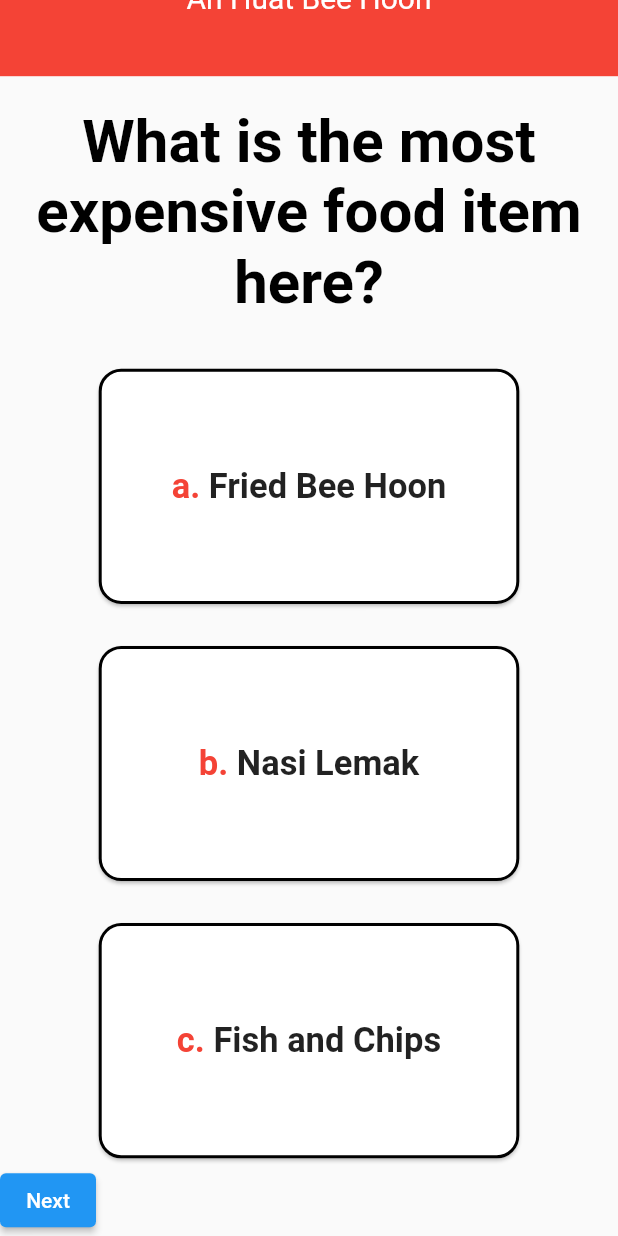
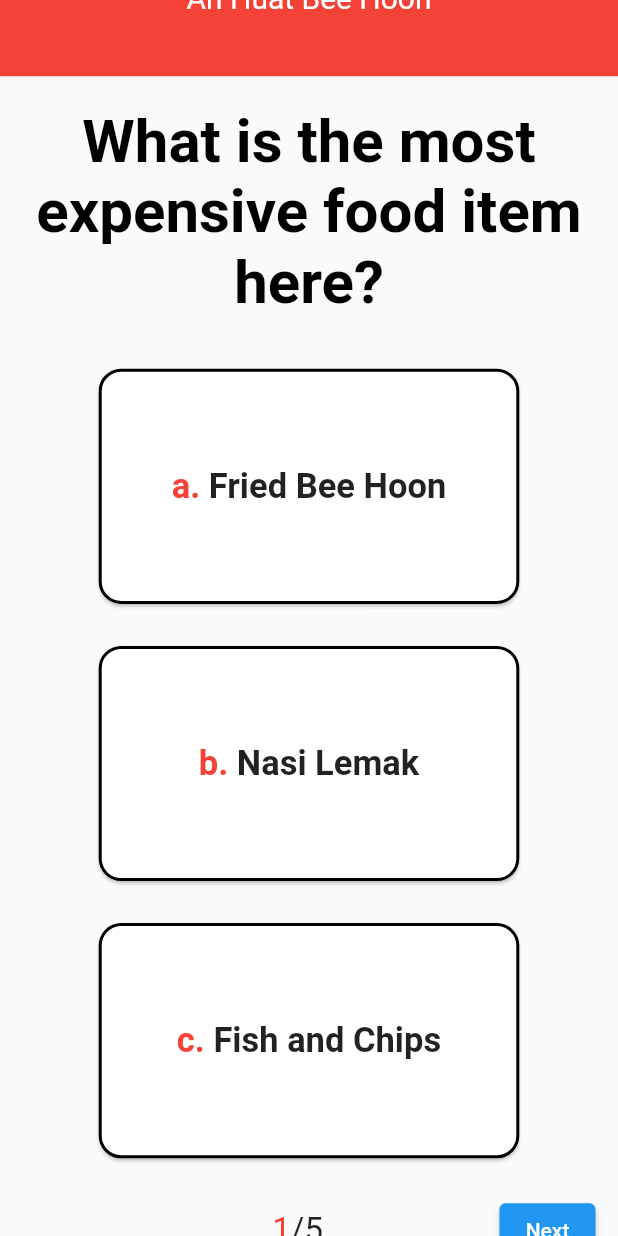
Before and after one commit to Teo-KJ/Team-Memory-Leak_Brainhack-Code_Exp, a Flutter app: the MyApp screen opened directly, scrolled down 114 dp, on a phone screen of 412 x 824 dp. Run offline on Flutter 3.47's test engine with Material 2 defaults, Android fonts, the phone set to English and light mode, and no system bars; our stand-ins replace bottom_navy_bar, flutter_icons, flutter_map, fluttertoast, latlong, location and 1 more; missing offline and left inert: qr_code_scanner; accounts and stored records are empty.

Commit message:
Create more data

```diff
--- a/frontend/flutter_application/lib/QuizQuestions.dart
+++ b/frontend/flutter_application/lib/QuizQuestions.dart
@@ -12,7 +12,19 @@ List <Map> QuizQuestions =
     {
       'index': 1,
       'question': 'When was Ah Huat Bee Hoon founded?',
-      'choices': ['1972', '1988', '1965']}
+      'choices': ['1972', '1988', '1965']},
+    {
+      'index': 2,
+      'question': "What is this stall's specialty dish?",
+      'choices': ['Fried Bee Hoon','Nasi Padang','Chicen Drumlets']},
+    {
+      'index': 3,
+      'question': "How many family members run this stall together?",
+      'choices': ['4','2','5']},
+    {
+      'index': 4,
+      'question': "How many days is this stall open in a week?",
+      'choices': ['5','6','7']}
 
   ]
 ;
--- a/frontend/flutter_application/lib/mainNew.dart
+++ b/frontend/flutter_application/lib/mainNew.dart
@@ -2,6 +2,8 @@ import 'package:flutter/material.dart';
 import 'package:flutter_application/views/bottom_navigation/bottom_navigation.dart';
 import 'package:page_transition/page_transition.dart';
 import './QuizQuestions.dart';
+import 'package:fluttertoast/fluttertoast.dart';
+
 
 class MyApp extends StatefulWidget {
   var index;
@@ -178,26 +180,43 @@ class QuizPage extends State<MyApp> {
                   width: MediaQuery.of(context).size.width * 0.7,
                 ),
               ),
+              SizedBox(height:20),
               Row(
                 children: <Widget>[
-                  ElevatedButton(
-                      child: const Text('Next'),
+                  Spacer(),
+                  SizedBox(width:30),
+                  Expanded(child:Center(child:Row(children:<Widget>[
+                  Text('${this.index+1}',
+                  style:TextStyle(color: Colors.red,fontSize: 22)),
+                  Text('/5',style:TextStyle(fontSize:22))]))),
+
+                  Padding(
+                    padding:EdgeInsets.fromLTRB(0, 0, 15, 0),
+                      child:ElevatedButton(
+                      child: this.index==4? Text('Submit'):Text('Next'),
                       onPressed: () {
                         print(this.index);
                         print(this.question);
                         print(this.choices);
+                        if (this.index<4){
                         Navigator.push(
                             context,
                             PageTransition(
                                 type: PageTransitionType.rightToLeft, child: MyApp(index:this.index+1,
-                              question: QuizQuestions[this.index+1]['question'],choices:QuizQuestions[this.index+1]['choices'])));
+                              question: QuizQuestions[this.index+1]['question'],choices:QuizQuestions[this.index+1]['choices'])));}
+                        else{
+                          showToast();
+                        }
                         /*Navigator.push(
                     context,
 
                     MaterialPageRoute(builder: (_) => new MyApp()));*/
-                      })
+                      })),
+
                 ],
-              )
+              ),
+
+        SizedBox(height:20),
             ])));
   }
 
@@ -216,4 +235,16 @@ class QuizPage extends State<MyApp> {
       print(value);
     });*/
   }
+
+  void showToast() {
+    Fluttertoast.showToast(
+        msg: 'Congrats you have earned 25 points!',
+
+        toastLength: Toast.LENGTH_SHORT,
+        gravity: ToastGravity.CENTER,
+        timeInSecForIos: 1,
+        backgroundColor: Colors.red,
+        textColor: Colors.yellow
+    );
+  }
 }
--- a/frontend/flutter_application/pubspec.yaml
+++ b/frontend/flutter_application/pubspec.yaml
@@ -32,6 +32,8 @@ dependencies:
   qr_code_scanner: ^0.3.5
   location: ^3.2.4
   page_transition: "^2.0.2"
+  fluttertoast: ^3.1.0
+
 
 dev_dependencies:
   flutter_test:
```
Also changed, not shown: frontend/flutter_application/pubspec.lock.
